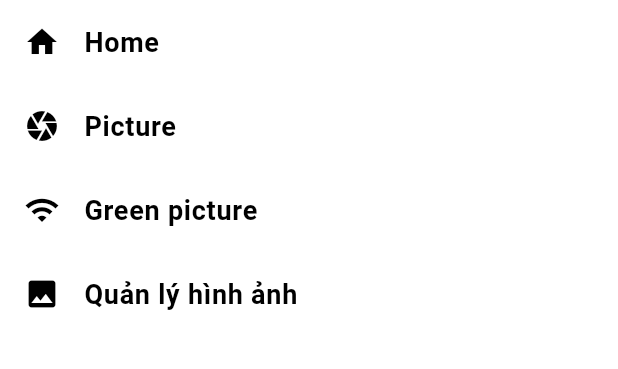
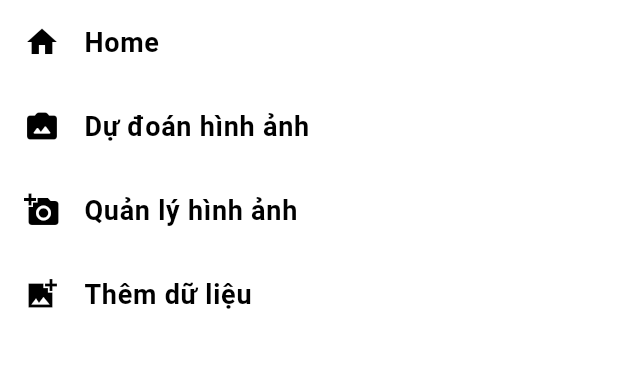
Before and after one commit to DuyKhanh3112/green_capture, a Flutter app: the MainDrawer widget shown alone on an empty page, opened directly, on a phone screen of 412 x 824 dp, the part 247-616 px from its top. Run offline on Flutter 3.47's test engine with Material 3 defaults, Android fonts, the phone set to English and light mode, and no system bars; our stand-ins replace connectivity_plus, dio, fluttertoast, get, get_storage, hive and 7 more; accounts and stored records are empty; network calls fail; statements that could not run were skipped.

Commit message:
update 03/12/2024

```diff
--- a/lib/controller/main_controller.dart
+++ b/lib/controller/main_controller.dart
@@ -21,13 +21,13 @@ class MainController extends GetxController {
   List<Widget> pages = [
     const HomePage(),
     const PicturePage(),
+    const ImageManagementScreen(),
     const GreenCapturePage(),
-    const ImageManagementScreen(),
   ];
   List<String> titles = [
     'Trang chủ',
-    'Picture',
-    'Green Capture',
+    'Dự đoán hình ảnh',
+    'Thêm dữ liệu',
     'Quản lý hình ảnh',
   ];
   RxInt numPage = 0.obs;
--- a/lib/widgets/drawer.dart
+++ b/lib/widgets/drawer.dart
@@ -49,9 +49,9 @@ class MainDrawer extends StatelessWidget {
                     },
                   ),
                   ListTile(
-                    leading: const Icon(Icons.camera),
+                    leading: const Icon(Icons.photo_camera_back_rounded),
                     title: const Text(
-                      'Picture',
+                      'Dự đoán hình ảnh',
                       style: TextStyle(
                         color: Colors.black,
                         fontSize: 18,
@@ -65,9 +65,9 @@ class MainDrawer extends StatelessWidget {
                     },
                   ),
                   ListTile(
-                    leading: const Icon(Icons.wifi),
+                    leading: const Icon(Icons.add_a_photo),
                     title: const Text(
-                      'Green picture',
+                      'Quản lý hình ảnh',
                       style: TextStyle(
                         color: Colors.black,
                         fontSize: 18,
@@ -82,9 +82,9 @@ class MainDrawer extends StatelessWidget {
                     },
                   ),
                   ListTile(
-                    leading: const Icon(Icons.image),
+                    leading: const Icon(Icons.add_photo_alternate_sharp),
                     title: const Text(
-                      'Quản lý hình ảnh',
+                      'Thêm dữ liệu',
                       style: TextStyle(
                         color: Colors.black,
                         fontSize: 18,
--- a/pubspec.yaml
+++ b/pubspec.yaml
@@ -10,8 +10,8 @@ dependencies:
   flutter:
     sdk: flutter
 
-  get:
-  get_storage:
+  get: ^4.6.6
+  get_storage: ^2.1.1
 
   fluttertoast: ^8.2.6
   flutter_speed_dial: ^7.0.0
```
Also changed, not shown: lib/api/api_service.dart (+8 -0 lines), lib/utils/tool.dart (+14 -0 lines), lib/views/smart_farm/picture_page.dart (+18 -16 lines).
